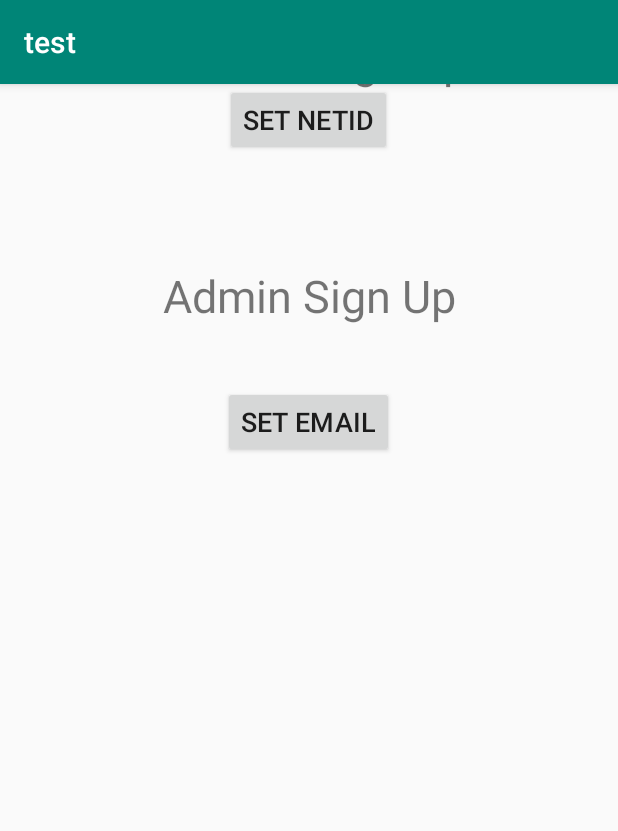
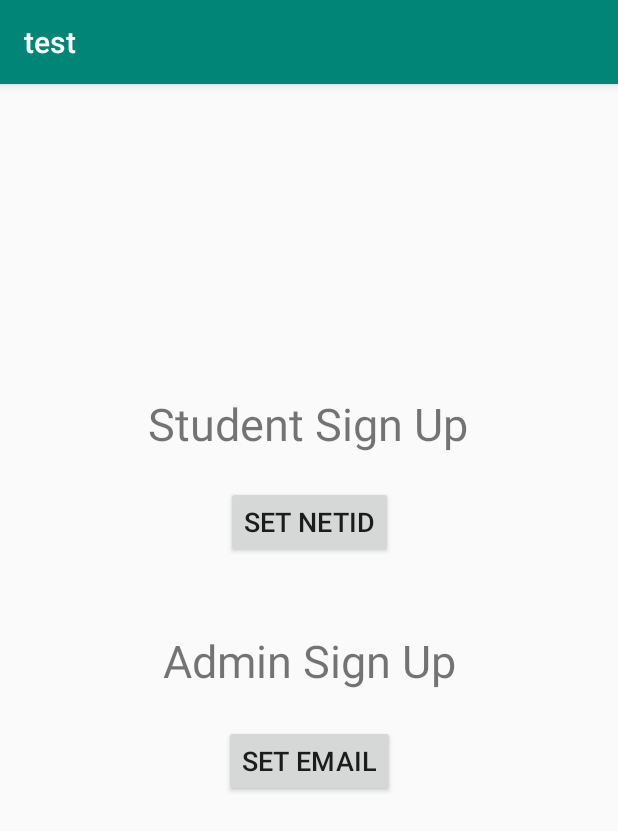
Before and after one commit to Fs4remi/CalHacks, an Android app: the screen it shows after launch (initialSetUp), on a phone screen of 412 x 824 dp. Shown: the top 831 px of the screen. Run offline under Robolectric (Android 15) with nearby library versions, the phone set to English and light mode, and no system bars.

Commit message:
fix first menu button positions

```diff
--- a/app/src/main/res/layout/activity_initial_set_up.xml
+++ b/app/src/main/res/layout/activity_initial_set_up.xml
@@ -18,9 +18,9 @@
         android:textColorLink="#9C27B0"
         android:textSize="18sp"
         app:layout_constraintEnd_toEndOf="parent"
-        app:layout_constraintHorizontal_bias="0.498"
         app:layout_constraintStart_toStartOf="parent"
-        tools:layout_editor_absoluteY="212dp"
+        android:layout_marginBottom="@android:dimen/app_icon_size"
+        app:layout_constraintBottom_toTopOf="@+id/AdminSignUpeditText"
         tools:visibility="visible" />
 
     <TextView
@@ -45,11 +45,10 @@
         android:inputType="textPersonName"
         android:text="Admin Sign Up"
         android:textSize="30sp"
-        app:layout_constraintBottom_toBottomOf="parent"
         app:layout_constraintEnd_toEndOf="parent"
         app:layout_constraintStart_toStartOf="parent"
-        app:layout_constraintTop_toBottomOf="@+id/SignUpButton"
-        app:layout_constraintVertical_bias="0.107" />
+        app:layout_constraintTop_toTopOf="parent"
+        app:layout_constraintBottom_toBottomOf="parent"/>
 
     <Button
         android:id="@+id/button7"
@@ -60,7 +59,6 @@
         android:textSize="18sp"
         app:layout_constraintBottom_toBottomOf="parent"
         app:layout_constraintEnd_toEndOf="parent"
-        app:layout_constraintHorizontal_bias="0.498"
         app:layout_constraintStart_toStartOf="parent"
         app:layout_constraintTop_toBottomOf="@+id/AdminSignUpeditText"
         app:layout_constraintVertical_bias="0.071" />
```
